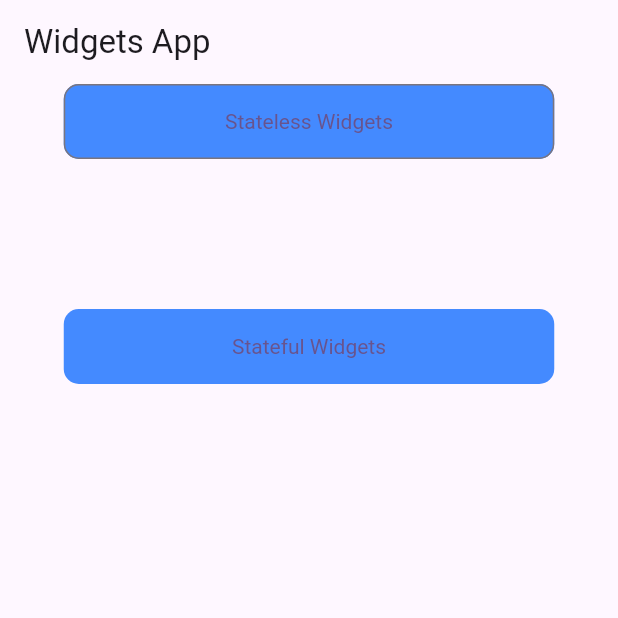
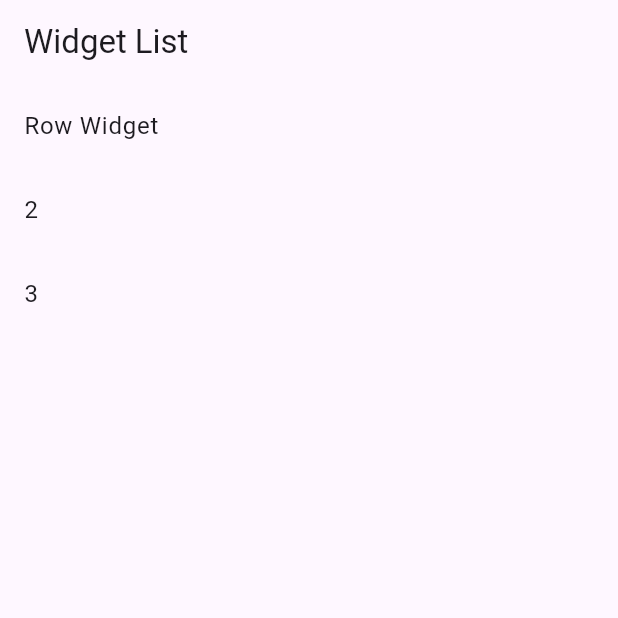
Before and after one commit to fatiq123/mad_fall_2023, a Flutter app: the screen it shows after launch, on a phone screen of 412 x 824 dp, the top half of it. Run offline on Flutter 3.47's test engine with Material 2 defaults, Android fonts, the phone set to English and light mode, and no system bars; our stand-ins replace google_fonts, lottie; project files that could hold a hidden picture were left out.

Commit message:
working on screens [stateless widgets]

```diff
--- a/mad_week5_widgets_project/lib/main.dart
+++ b/mad_week5_widgets_project/lib/main.dart
@@ -2,6 +2,7 @@ import 'package:flutter/material.dart';
 import 'package:lottie/lottie.dart';
 import 'package:mad_week5_widgets_project/screens/selection_screen.dart';
 import 'package:mad_week5_widgets_project/styles/button.dart';
+import 'package:mad_week5_widgets_project/widget_list.dart';
 
 void main() {
   runApp(const MyApp());
@@ -19,7 +20,7 @@ class MyApp extends StatelessWidget {
         colorScheme: ColorScheme.fromSeed(seedColor: Colors.deepPurple),
         useMaterial3: true,
       ),
-      home: const HomePage(),
+      home: const WidgetListDetails(),
     );
   }
 }
--- a/mad_week5_widgets_project/lib/styles/typo.dart
+++ b/mad_week5_widgets_project/lib/styles/typo.dart
@@ -1,8 +1,10 @@
 import 'dart:ui';
+import 'package:google_fonts/google_fonts.dart';
 
 import 'package:flutter/material.dart';
+import 'package:google_fonts/google_fonts.dart';
 
-TextStyle headerOne = const TextStyle(
+TextStyle headerOne = GoogleFonts.poppins(
   color: Colors.black,
   fontSize: 16,
   fontWeight: FontWeight.w700,
--- /dev/null
+++ b/mad_week5_widgets_project/lib/widget_data.dart
@@ -0,0 +1,28 @@
+class WidgetData {
+  final String name;
+  final String description;
+  final String code;
+
+  WidgetData(this.name, this.description, this.code);
+}
+
+List<WidgetData> widgetList = [
+  WidgetData(
+      'Row Widget', 'Row Widget organize its children in a Row.', """const Row(
+  children: <Widget>[
+    Expanded(
+      child: Text('Deliver features faster', textAlign: TextAlign.center),
+    ),
+    Expanded(
+      child: Text('Craft beautiful UIs', textAlign: TextAlign.center),
+    ),
+    Expanded(
+      child: FittedBox(
+        child: FlutterLogo(),
+      ),
+    ),
+  ],
+)"""),
+  WidgetData('2', 'Column', 'no code still'),
+  WidgetData('3', 'Container', 'no code still'),
+];
--- /dev/null
+++ b/mad_week5_widgets_project/lib/widget_list.dart
@@ -0,0 +1,96 @@
+import 'package:flutter/material.dart';
+import 'package:mad_week5_widgets_project/widget_data.dart';
+import 'package:mad_week5_widgets_project/widget_details_page.dart';
+
+/*
+class WidgetList extends StatefulWidget {
+  const WidgetList({super.key});
+
+  @override
+  State<WidgetList> createState() => _WidgetListState();
+}
+
+class _WidgetListState extends State<WidgetList> {
+  bool isExpanded = false;
+  int selectedIndex = -1;
+
+  void toggleExpansion(int index) {
+    setState(() {
+      if (selectedIndex == index) {
+        isExpanded = !isExpanded;
+      } else {
+        isExpanded = true;
+        selectedIndex = index;
+      }
+    });
+  }
+
+  @override
+  Widget build(BuildContext context) {
+    return ListView.builder(
+        itemCount: widgetList.length,
+        itemBuilder: (context, index) {
+          return Card(
+            elevation: 5,
+            margin: const EdgeInsets.all(8),
+            child: Column(
+              children: [
+                ListTile(
+                  title: Text(widgetList[index].name),
+                  onTap: () => toggleExpansion(index),
+                ),
+                if (isExpanded && selectedIndex == index)
+                  Column(
+                    crossAxisAlignment: CrossAxisAlignment.start,
+                    children: [
+                      const Divider(),
+                      Padding(
+                        padding: const EdgeInsets.symmetric(horizontal: 16),
+                        child: Text(widgetList[index].description),
+                      ),
+                      const Divider(),
+                      Padding(
+                        padding: const EdgeInsets.all(16),
+                        child: Text(widgetList[index].code),
+                      )
+                    ],
+                  )
+              ],
+            ),
+          );
+        });
+  }
+}
+*/
+
+
+class WidgetListDetails extends StatelessWidget {
+  const WidgetListDetails({super.key});
+
+  @override
+  Widget build(BuildContext context) {
+    return Scaffold(
+      appBar: AppBar(
+        title: const Text('Widget List'),
+      ),
+      body: ListView.builder(
+        itemCount: widgetList.length,
+        itemBuilder: (context, index) {
+          return ListTile(
+            title: Text(widgetList[index].name),
+            onTap: () {
+              Navigator.push(
+                context,
+                MaterialPageRoute(
+                  builder: (context) => WidgetDetailsScreen(
+                    widgetData: widgetList[index],
+                  ),
+                ),
+              );
+            },
+          );
+        },
+      ),
+    );
+  }
+}
--- a/mad_week5_widgets_project/pubspec.yaml
+++ b/mad_week5_widgets_project/pubspec.yaml
@@ -31,6 +31,7 @@ dependencies:
   flutter:
     sdk: flutter
   lottie: ^2.6.0
+  google_fonts: ^6.1.0
 
   # The following adds the Cupertino Icons font to your application.
   # Use with the CupertinoIcons class for iOS style icons.
```
Also changed, not shown: mad_week5_widgets_project/lib/widget_details_page.dart (added, +34 -0 lines), mad_week5_widgets_project/pubspec.lock.
